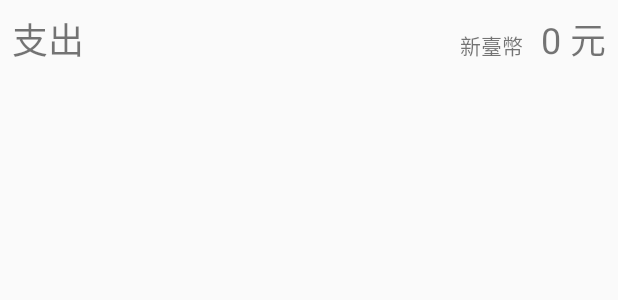
After one commit to tryslu/Taccount, an Android app: the layout expenses_list_item.xml on its own in the app's theme, with its tools: preview values and no code run, on a phone screen of 412 x 824 dp. The commit adds this screen. Shown: the top 300 px of the screen. Run offline under Robolectric (Android 15) with nearby library versions, the phone set to English and light mode, and no system bars.

Commit message:
Done ExpensesFragment's ListView. Done ExpensesFragment's ListView. Add new class:ExpensesListAdapter Add new layout:expenses_list_item

```diff
--- /dev/null
+++ b/app/src/main/res/layout/expenses_list_item.xml
@@ -0,0 +1,36 @@
+<?xml version="1.0" encoding="utf-8"?>
+<LinearLayout xmlns:android="http://schemas.android.com/apk/res/android"
+    android:orientation="horizontal" android:layout_width="match_parent"
+    android:layout_height="match_parent">
+
+    <TextView
+        android:text="@string/string_expenses_list_item_title"
+        android:layout_width="wrap_content"
+        android:layout_height="wrap_content"
+        android:id="@+id/expensesListItem_titleTextView"
+        android:layout_weight="1"
+        android:textSize="24sp"
+        android:padding="@dimen/text_padding" />
+
+    <TextView
+        android:text="@string/string_expenses_list_item_currency"
+        android:layout_width="wrap_content"
+        android:layout_height="wrap_content"
+        android:id="@+id/expensesListItem_currencyTextView"
+        android:layout_weight="0"
+        android:textSize="14sp"
+        android:textAlignment="textEnd"
+        android:padding="@dimen/small_text_padding"
+        android:gravity="end" />
+
+    <TextView
+        android:text="@string/string_expenses_list_item_cost"
+        android:layout_width="wrap_content"
+        android:layout_height="wrap_content"
+        android:id="@+id/expensesListItem_costTextView"
+        android:layout_weight="0"
+        android:textSize="24sp"
+        android:padding="@dimen/text_padding"
+        android:textAlignment="textEnd"
+        android:gravity="end" />
+</LinearLayout>
--- a/app/src/main/res/layout/fragment_expenses.xml
+++ b/app/src/main/res/layout/fragment_expenses.xml
@@ -3,8 +3,6 @@
     android:layout_width="match_parent"
     android:layout_height="match_parent"
     tools:context="tw.louislu.taccount.ExpensesFragment">
-
-    <!-- TODO: Update blank fragment layout -->
 
     <RelativeLayout
         android:layout_width="match_parent"
--- a/app/src/main/res/values/dimens.xml
+++ b/app/src/main/res/values/dimens.xml
@@ -7,4 +7,5 @@
     <dimen name="list_item_date_margin">4dp</dimen>
     <dimen name="date_text_padding">8dp</dimen>
     <dimen name="text_padding">8dp</dimen>
+    <dimen name="small_text_padding">4dp</dimen>
 </resources>
--- a/app/src/main/res/values/strings.xml
+++ b/app/src/main/res/values/strings.xml
@@ -37,6 +37,11 @@
     <string name="string_dialog_expense_content">內容描述(可留空)</string>
     <string name="string_dialog_title_hint">Ex:支出1</string>
 
+    <!-- expenses list item -->
+    <string name="string_expenses_list_item_title">支出</string>
+    <string name="string_expenses_list_item_currency">新臺幣</string>
+    <string name="string_expenses_list_item_cost">0 元</string>
+
     <!--  Remove or change this placeholder text -->
     <string name="hello_expenses_fragment">Hello expenses fragment</string>
     <string name="hello_wallet_fragment">Hello wallet fragment</string>
```
Also changed, not shown: app/src/main/java/tw/louislu/taccount/EventActivity.java (+27 -12 lines), app/src/main/java/tw/louislu/taccount/ExpensesFragment.java (+24 -2 lines), app/src/main/java/tw/louislu/taccount/ExpensesListAdapter.java (added, +61 -0 lines).
